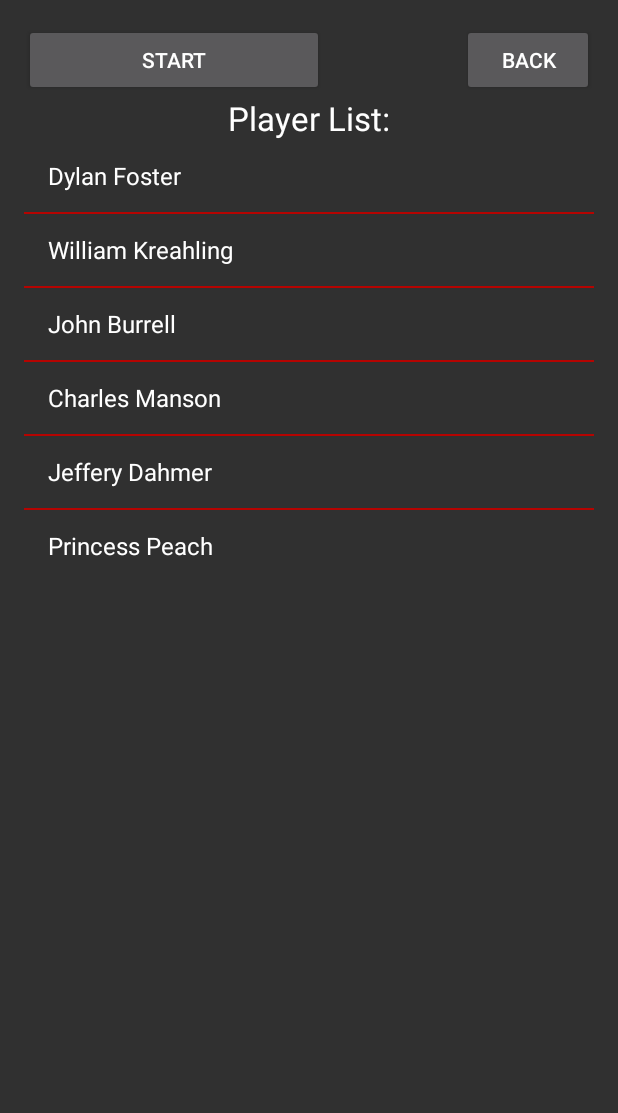
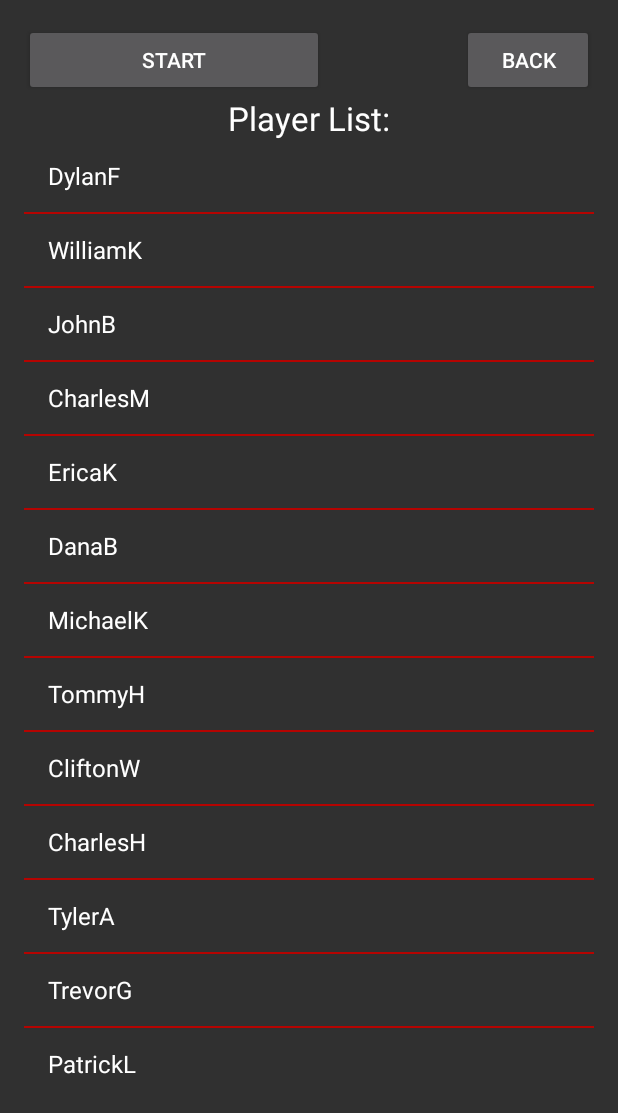
Before and after one commit to dwfoster1/Manhunt_V2, an Android app: the CreateGame screen opened directly, with no data from a screen before it, after a tap on "CREATE GAME", on a phone screen of 412 x 824 dp. Shown: the top 1113 px of the screen. Run offline under Robolectric (Android 15) with nearby library versions, the phone set to English and light mode, and no system bars.

Commit message:
Cleaned up code and documented the code with comments

```diff
--- a/app/src/main/java/com/example/dylan/manhunt/CreateGame.java
+++ b/app/src/main/java/com/example/dylan/manhunt/CreateGame.java
@@ -2,18 +2,27 @@ package com.example.dylan.manhunt;
 
 import android.app.Activity;
 import android.content.Intent;
-import android.support.v7.app.AppCompatActivity;
 import android.os.Bundle;
 import android.view.Menu;
 import android.view.MenuItem;
 import android.view.View;
 import android.widget.Button;
 
+/**
+ * Activity that handles button presses for the CreateGame screen of Manhunt.
+ *
+ * @author Dylan
+ * @version 12/10/15
+ */
 public class CreateGame extends Activity {
 
-    Button create;
-    Button rules;
+    /** Buttons that will be on the screen to open corresponding activity */
+    Button create, rules;
 
+    /**
+     * Built in method in android that builds necessary instance state and button presses
+     * that fire off intents to begin their specified activity.
+     */
     @Override
     protected void onCreate(Bundle savedInstanceState) {
         super.onCreate(savedInstanceState);
@@ -23,6 +32,11 @@ public class CreateGame extends Activity {
         create.setOnClickListener(new View.OnClickListener() {
 
             @Override
+            /**
+             * Fires an intent to the StartScreen class once button is pressed.
+             *
+             * @param View v - view that is being clicked
+             */
             public void onClick(View v) {
                 // TODO Auto-generated method stub
                 Intent i = new Intent(getApplicationContext(), StartScreen.class);
@@ -34,6 +48,11 @@ public class CreateGame extends Activity {
         rules.setOnClickListener(new View.OnClickListener() {
 
             @Override
+            /**
+             * Fires an intent to the Rules class once button is pressed.
+             *
+             * @param v - view that is being clicked
+             */
             public void onClick(View v) {
                 // TODO Auto-generated method stub
                 Intent i = new Intent(getApplicationContext(), Rules.class);
@@ -42,18 +61,12 @@ public class CreateGame extends Activity {
         });
     }
 
-    //public void onClick(View view) {
-        //Intent i = new Intent(this, StartScreen.class);
-
-        //final EditText screenAInput = (EditText) findViewById(R.id.screenAInput);
-        //String userMessage = screenAInput.getText().toString();
-        //key value pair to pass the message to screenB
-        //i.putExtra("inputMessage", userMessage);
-
-        //startActivity(i);
-    //}
-
     @Override
+    /**
+     * Default android method that displays information on an action bar if it is present.
+     *
+     * @param menu - menu that appears as an action bar
+     */
     public boolean onCreateOptionsMenu(Menu menu) {
         // Inflate the menu; this adds items to the action bar if it is present.
         getMenuInflater().inflate(R.menu.menu_create_game, menu);
@@ -61,6 +74,14 @@ public class CreateGame extends Activity {
     }
 
     @Override
+    /**
+     * Handle action bar item clicks here. The action bar will automatically handle
+     * clicks on the Home/Up button, so long as you specify a parent activity in
+     * AndroidManifest.xml.
+     *
+     * @param item - Items present inside action bar
+     * @return item - item that was selected
+     */
     public boolean onOptionsItemSelected(MenuItem item) {
         // Handle action bar item clicks here. The action bar will
         // automatically handle clicks on the Home/Up button, so long
--- a/app/src/main/java/com/example/dylan/manhunt/StartScreen.java
+++ b/app/src/main/java/com/example/dylan/manhunt/StartScreen.java
@@ -13,28 +13,49 @@ import android.widget.ListView;
 import java.util.ArrayList;
 import java.util.List;
 
+
+/**
+ * This class displays the contents of StartScreen with a hardcoded list of players that will
+ * be playing the game inside the "lobby".
+ *
+ * @author Dylan
+ * @version 12/10/15
+ */
 public class StartScreen extends Activity {
 
+    /** ListView that we will be seeing for players */
     private ListView lv;
-    Button start;
-    Button back;
 
-    //@Override
+    /** Buttons to go back or continue to next screen*/
+    Button start, back;
+
+    @Override
+    /**
+     * Built in method in android that builds necessary instance state and displays the layout and
+     * also incorporates an onClick listener that fires off the intent to start the next screen.
+     */
     protected void onCreate(Bundle savedInstanceState) {
         super.onCreate(savedInstanceState);
         setContentView(R.layout.activity_start_screen);
 
         lv = (ListView) findViewById(R.id.listView);
 
-        // Instanciating an array list (you don't need to do this,
+        // Instantiating an array list (you don't need to do this,
         // you already have yours).
         List<String> your_array_list = new ArrayList<String>();
-        your_array_list.add("Dylan Foster");
-        your_array_list.add("William Kreahling");
-        your_array_list.add("John Burrell");
-        your_array_list.add("Charles Manson");
-        your_array_list.add("Jeffery Dahmer");
-        your_array_list.add("Princess Peach");
+        your_array_list.add("DylanF");
+        your_array_list.add("WilliamK");
+        your_array_list.add("JohnB");
+        your_array_list.add("CharlesM");
+        your_array_list.add("EricaK");
+        your_array_list.add("DanaB");
+        your_array_list.add("MichaelK");
+        your_array_list.add("TommyH");
+        your_array_list.add("CliftonW");
+        your_array_list.add("CharlesH");
+        your_array_list.add("TylerA");
+        your_array_list.add("TrevorG");
+        your_array_list.add("PatrickL");
 
         // This is the array adapter, it takes the context of the activity as a
         // first parameter, the type of list view as a second parameter and your
@@ -50,8 +71,12 @@ public class StartScreen extends Activity {
         start.setOnClickListener(new View.OnClickListener() {
 
             @Override
+            /**
+             * Listener that takes us to the appropriate screen.
+             *
+             * @param view - the change in views when going to new activity
+             */
             public void onClick(View v) {
-                // TODO Auto-generated method stub
                 Intent i = new Intent(getApplicationContext(), SetupGame.class);
                 startActivity(i);
             }
@@ -61,8 +86,12 @@ public class StartScreen extends Activity {
         back.setOnClickListener(new View.OnClickListener() {
 
             @Override
+            /**
+             * Listener that takes us to the appropriate screen.
+             *
+             * @param view - the change in views when going to new activity
+             */
             public void onClick(View v) {
-                // TODO Auto-generated method stub
                 Intent i = new Intent(getApplicationContext(), CreateGame.class);
                 startActivity(i);
             }
@@ -71,6 +100,11 @@ public class StartScreen extends Activity {
     }
 
     @Override
+    /**
+     * Default android method that displays information on an action bar if it is present.
+     *
+     * @param menu - menu that appears as an action bar
+     */
     public boolean onCreateOptionsMenu(Menu menu) {
         // Inflate the menu; this adds items to the action bar if it is present.
         getMenuInflater().inflate(R.menu.menu_start_screen, menu);
@@ -78,6 +112,14 @@ public class StartScreen extends Activity {
     }
 
     @Override
+    /**
+     * Handle action bar item clicks here. The action bar will automatically handle
+     * clicks on the Home/Up button, so long as you specify a parent activity in
+     * AndroidManifest.xml.
+     *
+     * @param item - Items present inside action bar
+     * @return item - item that was selected
+     */
     public boolean onOptionsItemSelected(MenuItem item) {
         // Handle action bar item clicks here. The action bar will
         // automatically handle clicks on the Home/Up button, so long
```
Also changed, not shown: app/src/main/java/com/example/dylan/manhunt/CustomOnItemSelectedListener.java (+18 -0 lines), app/src/main/java/com/example/dylan/manhunt/HappyHunting.java (+22 -4 lines), app/src/main/java/com/example/dylan/manhunt/HuntersWin.java (+23 -4 lines), app/src/main/java/com/example/dylan/manhunt/LoginScreen.java (+25 -6 lines), app/src/main/java/com/example/dylan/manhunt/MapsActivity.java (+107 -86 lines), app/src/main/java/com/example/dylan/manhunt/ProximityReceiver.java (+52 -5 lines), app/src/main/java/com/example/dylan/manhunt/Rules.java (+22 -1 lines), app/src/main/java/com/example/dylan/manhunt/SetupGame.java (+49 -8 lines), app/src/main/java/com/example/dylan/manhunt/SplashScreen.java (+29 -5 lines), app/src/main/java/com/example/dylan/manhunt/TimesUp.java (+23 -1 lines), app/src/main/java/com/example/dylan/manhunt/YouAreBeingHunted.java (+48 -6 lines), app/src/main/java/com/example/dylan/manhunt/YouAreTheHunter.java (+40 -2 lines), app/src/main/java/com/example/dylan/manhunt/YouSurvived.java (+16 -26 lines).
